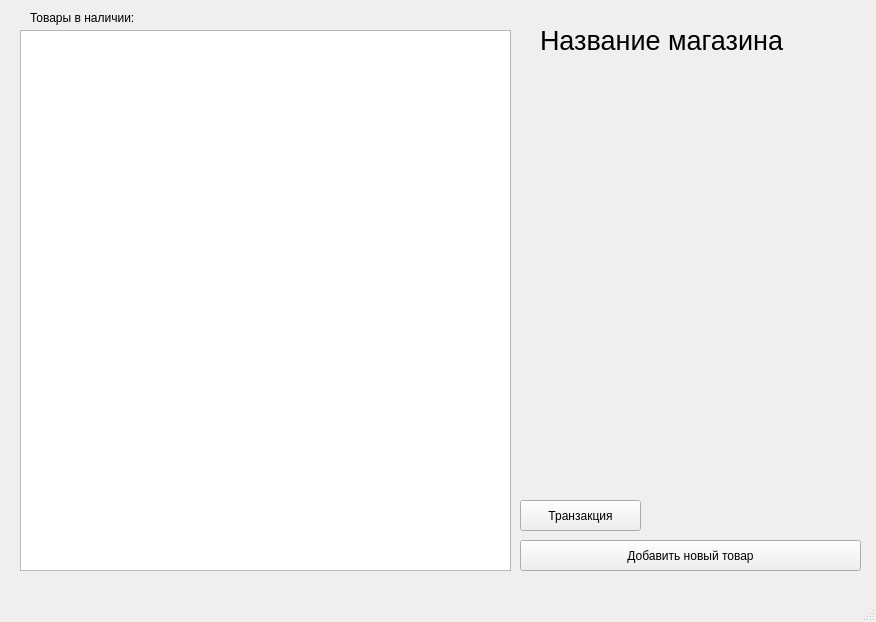
The window that templates/MainWindow.ui (avalanche05/twotwo) describes before a commit, drawn with Qt 5.
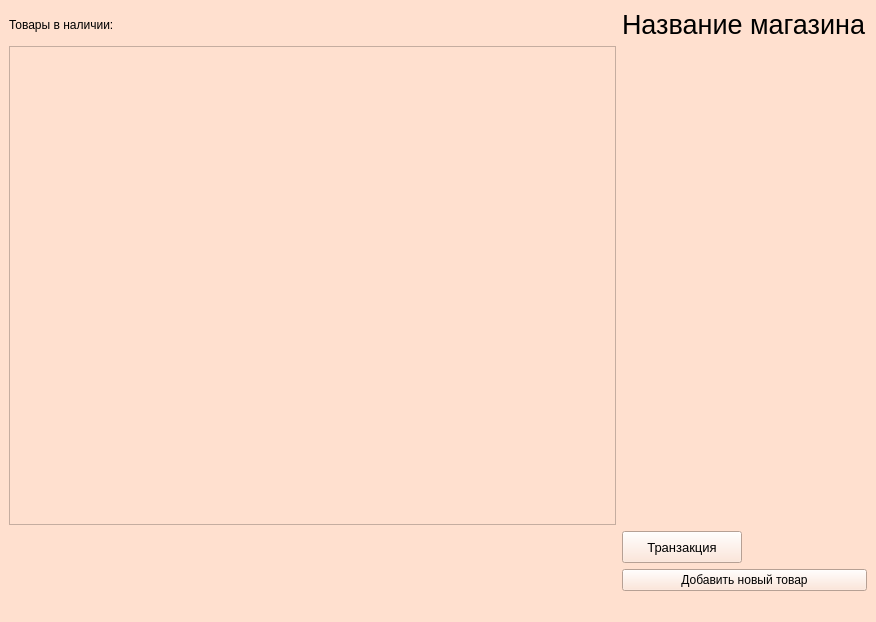
The same window after the commit.

What changed in the file:
```diff
--- a/templates/MainWindow.ui
+++ b/templates/MainWindow.ui
@@ -13,26 +13,30 @@
   <property name="windowTitle">
    <string>MainWindow</string>
   </property>
+  <property name="styleSheet">
+   <string notr="true">background-color: rgb(255, 224, 207);</string>
+  </property>
   <widget class="QWidget" name="centralwidget">
-   <widget class="QTableView" name="itemsTableView">
-    <property name="geometry">
-     <rect>
-      <x>20</x>
-      <y>30</y>
-      <width>491</width>
-      <height>541</height>
-     </rect>
-    </property>
-   </widget>
+   <layout class="QGridLayout" name="gridLayout">
+    <item row="0" column="0">
+     <widget class="QLabel" name="label">
+      <property name="text">
+       <string>Товары в наличии:</string>
+      </property>
+     </widget>
+    </item>
+    <item row="4" column="1">
+     <widget class="QPushButton" name="addItemButton">
+      <property name="text">
+       <string>Добавить новый товар</string>
+      </property>
+     </widget>
+    </item>
+    <item row="2" column="0">
+     <widget class="QTableWidget" name="tableWidget"/>
+    </item>
+    <item row="0" column="1">
    <widget class="QLabel" name="shopNameLabel">
-    <property name="geometry">
-     <rect>
-      <x>540</x>
-      <y>10</y>
-      <width>301</width>
-      <height>61</height>
-     </rect>
-    </property>
     <property name="font">
      <font>
       <pointsize>20</pointsize>
@@ -42,45 +46,32 @@
      <string>Название магазина</string>
     </property>
    </widget>
-   <widget class="QPushButton" name="addItemButton">
-    <property name="geometry">
-     <rect>
-      <x>520</x>
-      <y>540</y>
-      <width>341</width>
-      <height>31</height>
-     </rect>
-    </property>
-    <property name="text">
-     <string>Добавить новый товар</string>
-    </property>
-   </widget>
+    </item>
+    <item row="3" column="1">
    <widget class="QPushButton" name="pushButton">
-    <property name="geometry">
-     <rect>
-      <x>520</x>
-      <y>500</y>
-      <width>121</width>
-      <height>31</height>
-     </rect>
+      <property name="minimumSize">
+       <size>
+        <width>0</width>
+        <height>32</height>
+       </size>
+      </property>
+      <property name="maximumSize">
+       <size>
+        <width>120</width>
+        <height>16777215</height>
+       </size>
+      </property>
+      <property name="font">
+       <font>
+        <pointsize>10</pointsize>
+       </font>
     </property>
     <property name="text">
      <string>Транзакция</string>
     </property>
    </widget>
-   <widget class="QLabel" name="label">
-    <property name="geometry">
-     <rect>
-      <x>30</x>
-      <y>10</y>
-      <width>471</width>
-      <height>16</height>
-     </rect>
-    </property>
-    <property name="text">
-     <string>Товары в наличии:</string>
-    </property>
-   </widget>
+    </item>
+   </layout>
   </widget>
   <widget class="QMenuBar" name="menubar">
    <property name="geometry">
```
Lines whose indentation alone changed are shown as unchanged.
